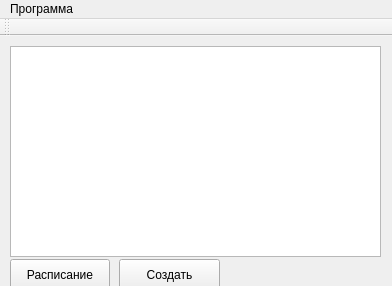
Old version of the form mainwindow.ui in the repository the12chairs/TermProject.
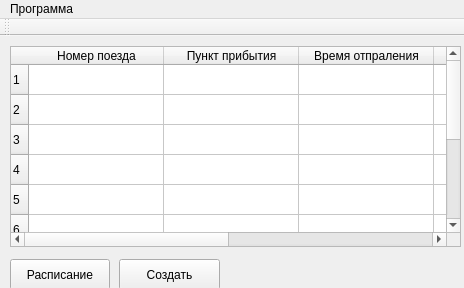
New version of the form.

```diff
--- a/mainwindow.ui
+++ b/mainwindow.ui
@@ -6,8 +6,8 @@
    <rect>
     <x>0</x>
     <y>0</y>
-    <width>392</width>
-    <height>286</height>
+    <width>464</width>
+    <height>288</height>
    </rect>
   </property>
   <property name="windowTitle">
@@ -27,16 +27,6 @@
      <string>Расписание</string>
     </property>
    </widget>
-   <widget class="QTableView" name="InfoList">
-    <property name="geometry">
-     <rect>
-      <x>10</x>
-      <y>10</y>
-      <width>371</width>
-      <height>211</height>
-     </rect>
-    </property>
-   </widget>
    <widget class="QPushButton" name="AddRaspis">
     <property name="geometry">
      <rect>
@@ -50,13 +40,63 @@
      <string>Создать</string>
     </property>
    </widget>
+   <widget class="QTableWidget" name="infoList">
+    <property name="enabled">
+     <bool>true</bool>
+    </property>
+    <property name="geometry">
+     <rect>
+      <x>10</x>
+      <y>10</y>
+      <width>451</width>
+      <height>201</height>
+     </rect>
+    </property>
+    <property name="rowCount">
+     <number>10</number>
+    </property>
+    <property name="columnCount">
+     <number>6</number>
+    </property>
+    <attribute name="horizontalHeaderDefaultSectionSize">
+     <number>135</number>
+    </attribute>
+    <row/>
+    <row/>
+    <row/>
+    <row/>
+    <row/>
+    <row/>
+    <row/>
+    <row/>
+    <row/>
+    <row/>
+    <column>
+     <property name="text">
+      <string>Номер поезда</string>
+     </property>
+    </column>
+    <column>
+     <property name="text">
+      <string>Пункт прибытия</string>
+     </property>
+    </column>
+    <column>
+     <property name="text">
+      <string>Время отпраления</string>
+     </property>
+    </column>
+    <column/>
+    <column/>
+    <column/>
+   </widget>
   </widget>
   <widget class="QMenuBar" name="menuBar">
    <property name="geometry">
     <rect>
      <x>0</x>
      <y>0</y>
-     <width>392</width>
+     <width>464</width>
      <height>21</height>
     </rect>
    </property>
```
